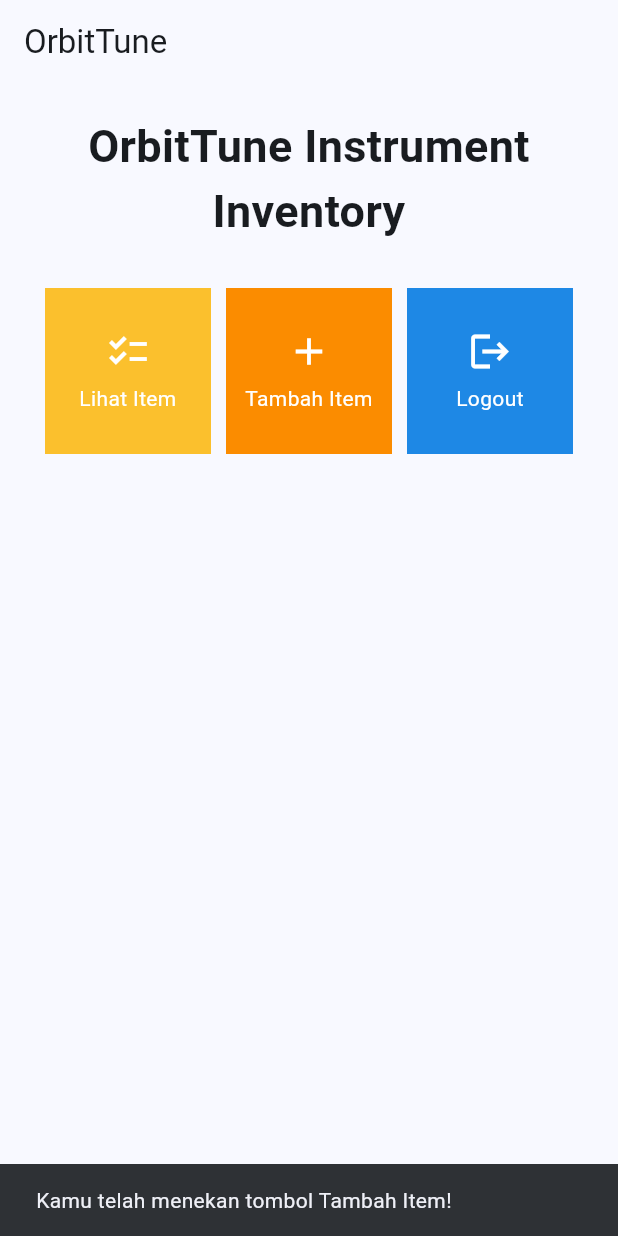
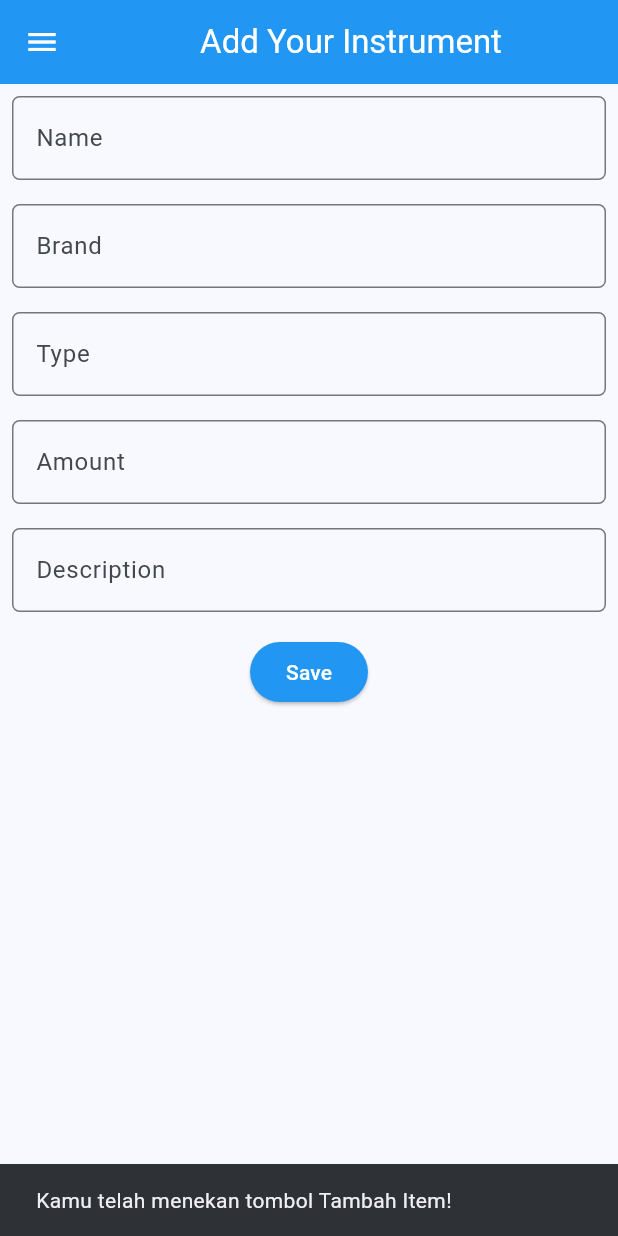
Before and after one commit to bulanath/orbit-tune-mobile, a Flutter app: the screen it shows after launch, after a tap on "Tambah Item", on a phone screen of 412 x 824 dp. Run offline on Flutter 3.47's test engine with Material 2 defaults, Android fonts, the light colour scheme and no system bars.

Commit message:
feat: add Lihat Item, Tambah Item page, and Drawer

```diff
--- a/lib/main.dart
+++ b/lib/main.dart
@@ -1,5 +1,5 @@
 import 'package:flutter/material.dart';
-import 'package:orbit_tune/menu.dart';
+import 'package:orbit_tune/screens/menu.dart';
 
 void main() {
   runApp(const MyApp());
@@ -12,7 +12,7 @@ class MyApp extends StatelessWidget {
   @override
   Widget build(BuildContext context) {
     return MaterialApp(
-      title: 'Flutter Demo',
+      title: 'OrbitTune',
       theme: ThemeData(
         // This is the theme of your application.
         //
--- /dev/null
+++ b/lib/models/item.dart
@@ -0,0 +1,15 @@
+class Item {
+  final String name;
+  final String brand;
+  final String type;
+  final int    amount;
+  final String description;
+
+  Item(this.name, this.brand, this.type, this.amount, this.description);
+}
+
+// List item & dummy data
+List <Item> items = [
+  Item("Keyboard", "Nord", "Stage 4", 2, "In good conditions"),
+  Item("Guitar", "Fender", "Telecaster", 1, "It has broken strings")
+];
--- /dev/null
+++ b/lib/screens/itemlist_form.dart
@@ -0,0 +1,246 @@
+import 'package:flutter/material.dart';
+import 'package:orbit_tune/widgets/left_drawer.dart';
+
+class ItemFormPage extends StatefulWidget {
+    const ItemFormPage({super.key});
+
+    @override
+    State<ItemFormPage> createState() => _ItemFormPageState();
+}
+
+class _ItemFormPageState extends State<ItemFormPage> {
+    final _formKey = GlobalKey<FormState>();
+    String _name = "";
+    String _brand = "";
+    String _type = "";
+    int _amount = 0;
+    String _description = "";
+
+    @override
+    Widget build(BuildContext context) {
+        return Scaffold(
+          appBar: AppBar(
+            title: const Center(
+              child: Text(
+                'Add Your Instrument',
+              ),
+            ),
+            backgroundColor: Colors.blue,
+            foregroundColor: Colors.white,
+          ),
+          // Menambahkan drawer yang sudah dibuat di sini
+          drawer: const LeftDrawer(),
+          body: Form(
+            key: _formKey,
+            child: SingleChildScrollView(
+              child: Column(
+                crossAxisAlignment: CrossAxisAlignment.start,
+                children: [
+                  Padding(
+                    padding: const EdgeInsets.all(8.0),
+                    child: TextFormField(
+                      decoration: InputDecoration(
+                        hintText: "Name",
+                        labelText: "Name",
+                        border: OutlineInputBorder(
+                          borderRadius: BorderRadius.circular(5.0),
+                        ),
+                      ),
+                      onChanged: (String? value) {
+                        setState(() {
+                          _name = value!;
+                        });
+                      },
+                      onSaved: (String? value) {
+                        setState(() {
+                          // Menambahkan variabel yang sesuai
+                          _name = value!;
+                        });
+                      },
+                      validator: (String? value) {
+                        if (value == null || value.isEmpty) {
+                          return "Name cannot be empty!";
+                        }
+                        return null;
+                      },
+                    ),
+                  ),
+                  Padding(
+                    padding: const EdgeInsets.all(8.0),
+                    child: TextFormField(
+                      decoration: InputDecoration(
+                        hintText: "Brand",
+                        labelText: "Brand",
+                        border: OutlineInputBorder(
+                          borderRadius: BorderRadius.circular(5.0),
+                        ),
+                      ),
+                      onChanged: (String? value) {
+                        setState(() {
+                          _name = value!;
+                        });
+                      },
+                      onSaved: (String? value) {
+                        setState(() {
+                          // Menambahkan variabel yang sesuai
+                          _name = value!;
+                        });
+                      },
+                      validator: (String? value) {
+                        if (value == null || value.isEmpty) {
+                          return "Brand cannot be empty!";
+                        }
+                        return null;
+                      },
+                    ),
+                  ),
+                  Padding(
+                    padding: const EdgeInsets.all(8.0),
+                    child: TextFormField(
+                      decoration: InputDecoration(
+                        hintText: "Type",
+                        labelText: "Type",
+                        border: OutlineInputBorder(
+                          borderRadius: BorderRadius.circular(5.0),
+                        ),
+                      ),
+                      onChanged: (String? value) {
+                        setState(() {
+                          _name = value!;
+                        });
+                      },
+                      onSaved: (String? value) {
+                        setState(() {
+                          // Menambahkan variabel yang sesuai
+                          _name = value!;
+                        });
+                      },
+                      validator: (String? value) {
+                        if (value == null || value.isEmpty) {
+                          return "Type cannot be empty!";
+                        }
+                        return null;
+                      },
+                    ),
+                  ),
+                  Padding(
+                    padding: const EdgeInsets.all(8.0),
+                    child: TextFormField(
+                      decoration: InputDecoration(
+                        hintText: "Amount",
+                        labelText: "Amount",
+                        border: OutlineInputBorder(
+                          borderRadius: BorderRadius.circular(5.0),
+                        ),
+                      ),
+                      // Menambahkan variabel yang sesuai
+                      onChanged: (String? value) {
+                        setState(() {
+                          _amount = int.parse(value!);
+                        });
+                      },
+                      onSaved: (String? value) {
+                        setState(() {
+                          // Menambahkan variabel yang sesuai
+                          _amount = int.parse(value!);
+                        });
+                      },
+                      validator: (String? value) {
+                        if (value == null || value.isEmpty) {
+                          return "Amount cannot be empty!";
+                        }
+                        if (int.tryParse(value) == null) {
+                          return "Amount must be an integer!";
+                        }
+                        return null;
+                      },
+                    ),
+                  ),
+                  Padding(
+                    padding: const EdgeInsets.all(8.0),
+                    child: TextFormField(
+                      decoration: InputDecoration(
+                        hintText: "Description",
+                        labelText: "Description",
+                        border: OutlineInputBorder(
+                          borderRadius: BorderRadius.circular(5.0),
+                        ),
+                      ),
+                      onChanged: (String? value) {
+                        setState(() {
+                          // Menambahkan variabel yang sesuai
+                          _description = value!;
+                        });
+                      },
+                      onSaved: (String? value) {
+                        setState(() {
+                          // Menambahkan variabel yang sesuai
+                          _description = value!;
+                        });
+                      },
+                      validator: (String? value) {
+                        if (value == null || value.isEmpty) {
+                          return "Description cannot be empty!";
+                        }
+                        return null;
+                      },
+                    ),
+                  ),
+                  Align(
+                    alignment: Alignment.bottomCenter,
+                    child: Padding(
+                      padding: const EdgeInsets.all(8.0),
+                      child: ElevatedButton(
+                        style: ButtonStyle(
+                          backgroundColor:
+                              MaterialStateProperty.all(Colors.blue),
+                        ),
+                        onPressed: () {
+                          if (_formKey.currentState!.validate()) {
+                            showDialog(
+                              context: context,
+                              builder: (context) {
+                                return AlertDialog(
+                                  title: const Text('Instrument successfully saved!'),
+                                  content: SingleChildScrollView(
+                                    child: Column(
+                                      crossAxisAlignment:
+                                          CrossAxisAlignment.start,
+                                      children: [
+                                        // Memunculkan value-value lainnya
+                                        Text('Name: $_name'),
+                                        Text('Brand: $_brand'),
+                                        Text('Type: $_type'),
+                                        Text('Amount: $_amount'),
+                                        Text('Description: $_description')
+                                      ],
+                                    ),
+                                  ),
+                                  actions: [
+                                    TextButton(
+                                      child: const Text('OK'),
+                                      onPressed: () {
+                                        Navigator.pop(context);
+                                      },
+                                    ),
+                                  ],
+                                );
+                              },
+                            );
+                          _formKey.currentState!.reset();
+                          }
+                        },
+                        child: const Text(
+                          "Save",
+                          style: TextStyle(color: Colors.white),
+                        ),
+                      ),
+                    ),
+                  ),
+                ]
+              ),
+            ),
+          ),
+        );
+    }
+}
--- a/lib/menu.dart
+++ b/lib/screens/menu.dart
@@ -1,12 +1,5 @@
 import 'package:flutter/material.dart';
-
-class Item {
-  final String name;
-  final IconData icon;
-  final Color color;
-
-  Item(this.name, this.icon, this.color);
-}
+import 'package:orbit_tune/widgets/item_card.dart';
 
 class MyHomePage extends StatelessWidget {
   MyHomePage({Key? key}) : super(key: key);
@@ -33,6 +26,8 @@ class MyHomePage extends StatelessWidget {
         title: const Text(
           'OrbitTune',
         ),
+        backgroundColor: Colors.blue,
+        foregroundColor: Colors.white,
       ),
       body: SingleChildScrollView(
         // Widget wrapper yang dapat discroll
@@ -74,48 +69,3 @@ class MyHomePage extends StatelessWidget {
     );
   }
 }
-
-class ItemCard extends StatelessWidget {
-  final Item item;
-
-  const ItemCard(this.item, {super.key}); // Constructor
-
-  @override
-  Widget build(BuildContext context) {
-    return Material(
-      color: item.color,
-      child: InkWell(
-        // Area responsive terhadap sentuhan
-        onTap: () {
-          // Memunculkan SnackBar ketika diklik
-          ScaffoldMessenger.of(context)
-            ..hideCurrentSnackBar()
-            ..showSnackBar(SnackBar(
-                content: Text("Kamu telah menekan tombol ${item.name}!")));
-        },
-        child: Container(
-          // Container untuk menyimpan Icon dan Text
-          padding: const EdgeInsets.all(8),
-          child: Center(
-            child: Column(
-              mainAxisAlignment: MainAxisAlignment.center,
-              children: [
-                Icon(
-                  item.icon,
-                  color: Colors.white,
-                  size: 30.0,
-                ),
-                const Padding(padding: EdgeInsets.all(3)),
-                Text(
-                  item.name,
-                  textAlign: TextAlign.center,
-                  style: const TextStyle(color: Colors.white),
-                ),
-              ],
-            ),
-          ),
-        ),
-      ),
-    );
-  }
-}
--- /dev/null
+++ b/lib/widgets/item_card.dart
@@ -0,0 +1,76 @@
+import 'package:flutter/material.dart';
+import 'package:orbit_tune/screens/itemlist_form.dart';
+import 'package:orbit_tune/screens/list_item.dart';
+import 'package:orbit_tune/models/item.dart';
+
+class Item {
+  final String name;
+  final IconData icon;
+  final Color color;
+
+  Item(this.name, this.icon, this.color);
+}
+
+class ItemCard extends StatelessWidget {
+  final Item item;
+
+  const ItemCard(this.item, {super.key}); // Constructor
+
+  @override
+  Widget build(BuildContext context) {
+    return Material(
+      color: item.color,
+      child: InkWell(
+        // Area responsive terhadap sentuhan
+        onTap: () {
+          // Memunculkan SnackBar ketika diklik
+          ScaffoldMessenger.of(context)
+            ..hideCurrentSnackBar()
+            ..showSnackBar(SnackBar(
+                content: Text("Kamu telah menekan tombol ${item.name}!")));
+
+          // Navigate ke route yang sesuai (tergantung jenis tombol)
+          if (item.name == "Tambah Item") {
+            Navigator.push(
+              context,
+              MaterialPageRoute(
+                builder: (context) => ItemFormPage(),
+              ),
+            );
+          }
+
+          if (item.name == "Lihat Item") {
+            Navigator.push(
+              context,
+              MaterialPageRoute(
+                builder: (context) => ItemListPage(items: items),
+              ),
+            );
+          }
+        },
+        child: Container(
+          // Container untuk menyimpan Icon dan Text
+          padding: const EdgeInsets.all(8),
+          child: Center(
+            child: Column(
+              mainAxisAlignment: MainAxisAlignment.center,
+              children: [
+                Icon(
+                  item.icon,
+                  color: Colors.white,
+                  size: 30.0,
+                ),
+                const Padding(padding: EdgeInsets.all(3)),
+                Text(
+                  item.name,
+                  textAlign: TextAlign.center,
+                  style: const TextStyle(color: Colors.white),
+                ),
+              ],
+            ),
+          ),
+        ),
+      ),
+    );
+  }
+}
```
Also changed, not shown: lib/screens/list_item.dart (added, +66 -0 lines), lib/widgets/left_drawer.dart (added, +87 -0 lines).
